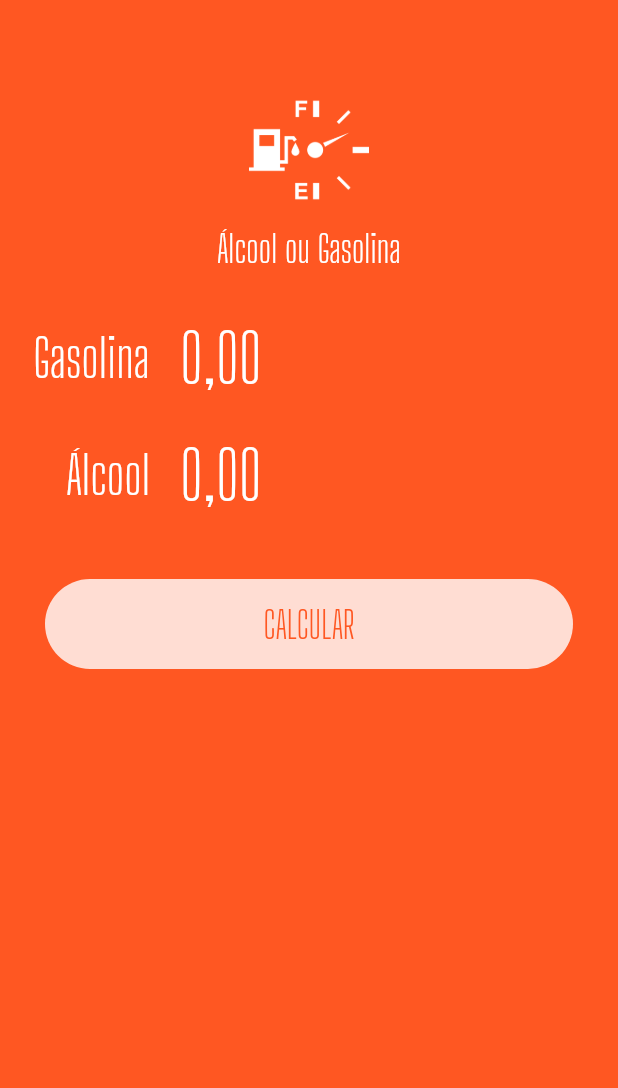
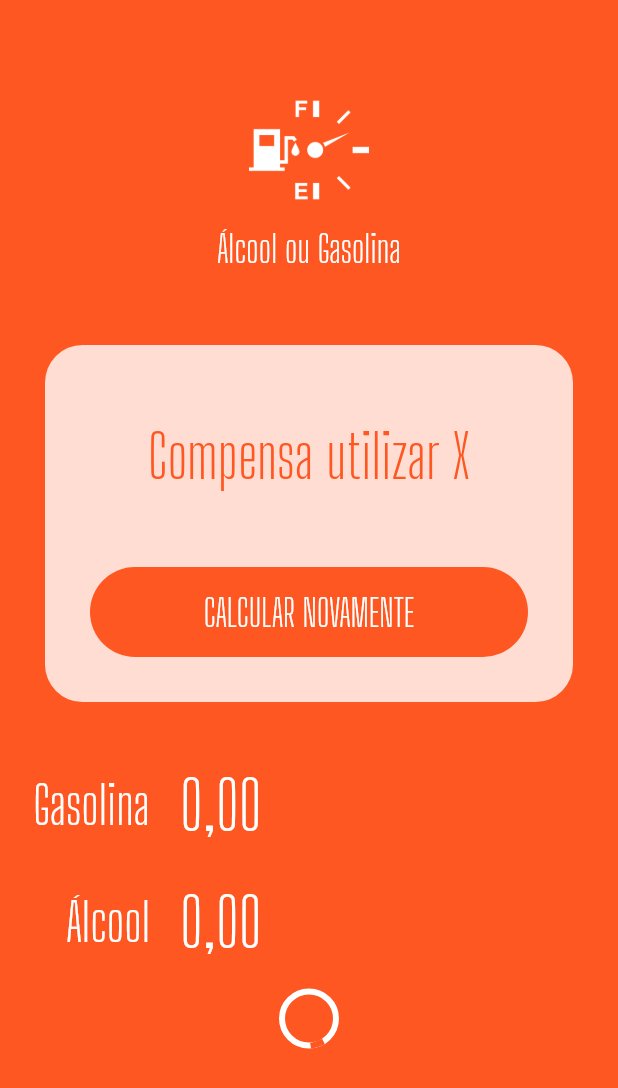
Before and after one commit to luccastanan/alcohol_or_gasoline_flutter, a Flutter app: the screen it shows after launch, on a phone screen of 412 x 824 dp. Shown: the top 1088 px of the screen. Run offline on Flutter 3.47's test engine with Material 2 defaults, Android fonts, the phone set to English and light mode, and no system bars; our stand-ins replace flutter_masked_text.

Commit message:
Success box

```diff
--- a/lib/main.dart
+++ b/lib/main.dart
@@ -1,5 +1,7 @@
 import 'package:alcohol_or_gasoline_flutter/widgets/input.widget.dart';
+import 'package:alcohol_or_gasoline_flutter/widgets/loading-button.widget.dart';
 import 'package:alcohol_or_gasoline_flutter/widgets/logo.widget.dart';
+import 'package:alcohol_or_gasoline_flutter/widgets/success.widget.dart';
 import 'package:flutter/material.dart';
 import 'package:flutter_masked_text/flutter_masked_text.dart';
 
@@ -31,6 +33,10 @@ class HomePage extends StatelessWidget {
       body: ListView(
         children: <Widget>[
           Logo(),
+          Success(
+            reset: () {},
+            result: "Compensa utilizar X",
+          ),
           Input(
             ctrl: _gasCtrl,
             label: "Gasolina",
@@ -39,24 +45,11 @@ class HomePage extends StatelessWidget {
             ctrl: _alcCtrl,
             label: "Álcool",
           ),
-          Container(
-            margin: EdgeInsets.all(30),
-            height: 60,
-            decoration: BoxDecoration(
-              color: Colors.white.withOpacity(0.8),
-              borderRadius: BorderRadius.circular(60),
-            ),
-            child: FlatButton(
-              child: Text(
-                "CALCULAR",
-                style: TextStyle(
-                  color: Theme.of(context).primaryColor,
-                  fontSize: 25,
-                  fontFamily: "Big Shoulders Display"
-                ),
-              ),
-              onPressed: () {},
-            ),
+          LoadingButton(
+            busy: true,
+            func: () {},
+            text: "CALCULAR",
+            invert: false,
           ),
         ],
       ),
--- /dev/null
+++ b/lib/widgets/loading-button.widget.dart
@@ -0,0 +1,50 @@
+import 'package:flutter/material.dart';
+
+class LoadingButton extends StatelessWidget {
+  var busy = false;
+  var invert = false;
+  Function func;
+  var text = "";
+
+  LoadingButton({
+    @required this.busy,
+    @required this.invert,
+    @required this.func,
+    @required this.text,
+  });
+
+  @override
+  Widget build(BuildContext context) {
+    return busy
+        ? Container(
+            alignment: Alignment.center,
+            height: 50,
+            child: CircularProgressIndicator(
+              backgroundColor:
+                  invert ? Theme.of(context).primaryColor : Colors.white,
+            ),
+          )
+        : Container(
+            margin: EdgeInsets.all(30),
+            height: 60,
+            width: double.infinity,
+            decoration: BoxDecoration(
+              color: invert
+                  ? Theme.of(context).primaryColor
+                  : Colors.white.withOpacity(0.8),
+              borderRadius: BorderRadius.circular(60),
+            ),
+            child: FlatButton(
+              child: Text(
+                text,
+                style: TextStyle(
+                    color:
+                        invert ? Colors.white : Theme.of(context).primaryColor,
+                    fontSize: 25,
+                    fontFamily: "Big Shoulders Display"),
+              ),
+              onPressed: func,
+            ),
+          );
+  }
+}
--- /dev/null
+++ b/lib/widgets/success.widget.dart
@@ -0,0 +1,49 @@
+import 'package:flutter/material.dart';
+
+import 'loading-button.widget.dart';
+
+class Success extends StatelessWidget {
+  var result = "";
+  Function reset;
+
+  Success({
+    @required this.result,
+    @required this.reset,
+  });
+
+  @override
+  Widget build(BuildContext context) {
+    return Container(
+      margin: EdgeInsets.all(30),
+      decoration: BoxDecoration(
+        color: Colors.white.withOpacity(0.8),
+        borderRadius: BorderRadius.circular(25),
+      ),
+      child: Column(
+        children: <Widget>[
+          SizedBox(
+            height: 50,
+          ),
+          Text(
+            result,
+            style: TextStyle(
+              color: Theme.of(context).primaryColor,
+              fontSize: 40,
+              fontFamily: "Big Shoulders Display",
+            ),
+            textAlign: TextAlign.center,
+          ),
+          SizedBox(
+            height: 20,
+          ),
+          LoadingButton(
+            busy: false,
+            func: reset,
+            text: "CALCULAR NOVAMENTE",
+            invert: true,
+          ),
+        ],
+      ),
+    );
+  }
+}
```
